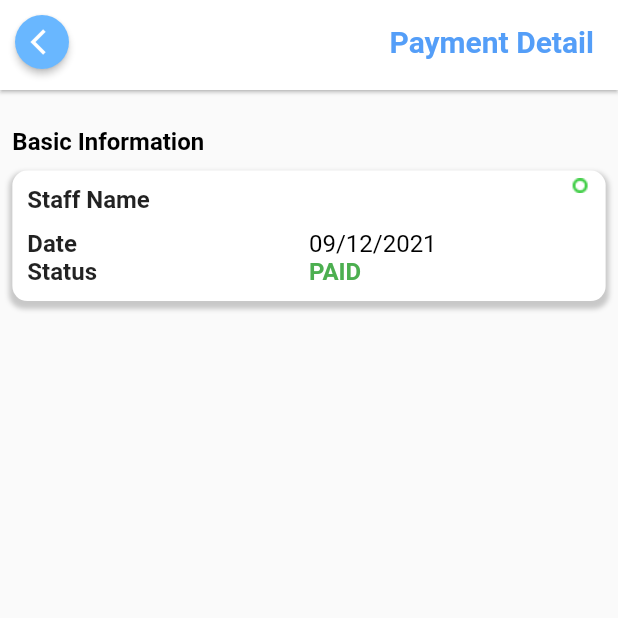
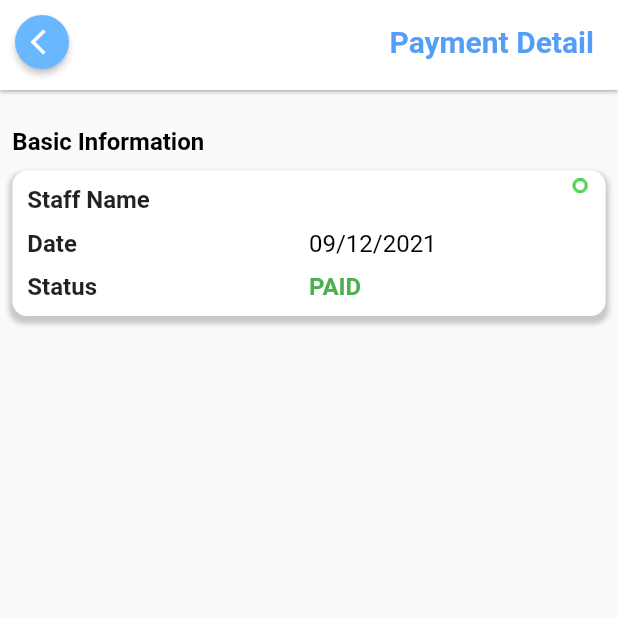
Before and after one commit to 19521505/Hotel-Management-System, a Flutter app: the OutFlowItemDetail screen opened directly with empty values, on a phone screen of 412 x 824 dp, the top half of it. Run offline on Flutter 3.47's test engine with Material 2 defaults, Android fonts, the phone set to English and light mode, and no system bars; our stand-ins replace dio, flutter_slidable, flutter_spinkit, fluttertoast, modal_progress_hud_nsn, shared_preferences; accounts and stored records are empty; network calls fail.

Commit message:
update accountant provider

```diff
--- a/lib/views/screens/main/accountant/revenue_report/form_revenue_report.dart
+++ b/lib/views/screens/main/accountant/revenue_report/form_revenue_report.dart
@@ -10,7 +10,6 @@ import 'package:hotel_management_system/views/screens/main/accountant/revenue_re
 import 'package:hotel_management_system/views/screens/main/accountant/revenue_report/widgets/form_header.dart';
 import 'package:hotel_management_system/widgets/custom_appbar_title_right.dart';
 import 'package:hotel_management_system/views/screens/main/accountant/revenue_report/widgets/form_row.dart';
-import 'package:hotel_management_system/widgets/custom_form_appbar.dart';
 import 'package:hotel_management_system/widgets/rounded_linear_button.dart';
 import 'package:provider/provider.dart';
 
--- a/lib/views/screens/main/accountant/revenue_report/outflow/outflow_item_detail.dart
+++ b/lib/views/screens/main/accountant/revenue_report/outflow/outflow_item_detail.dart
@@ -70,6 +70,9 @@ class _OutFlowItemDetailState extends State<OutFlowItemDetail> {
                               secondText: FormatDateTime.formatterDay
                                   .format(payment.date),
                             ),
+                            SizedBox(
+                              height: 10,
+                            ),
                             FormRow(
                               firstText: "Status",
                               secondText: "PAID",
```
Also changed, not shown: lib/views/screens/main/accountant/revenue_report/outflow/outflow.dart (+13 -14 lines).
